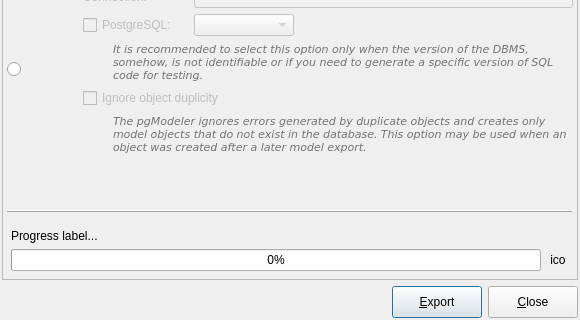
Old version of the form libpgmodeler_ui/ui/modelexportform.ui in the repository pgmodeler/pgmodeler; both pictures show x 0 to 580 and y 370 to 690 of the 580 by 690 pixel window.
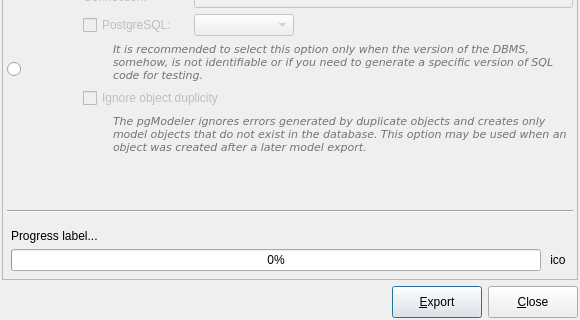
New version of the form. Icons and pictures are not drawn.

The edit to the form file:
```diff
--- a/libpgmodeler_ui/ui/modelexportform.ui
+++ b/libpgmodeler_ui/ui/modelexportform.ui
@@ -1032,7 +1032,7 @@
          <enum>QFrame::HLine</enum>
         </property>
         <property name="frameShadow">
-         <enum>QFrame::Raised</enum>
+         <enum>QFrame::Sunken</enum>
         </property>
        </widget>
       </item>
```
